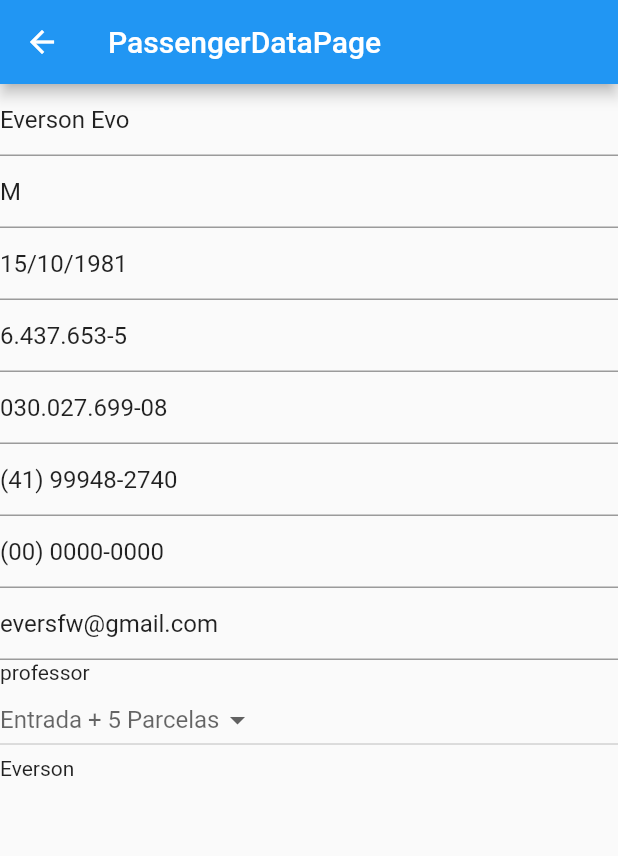
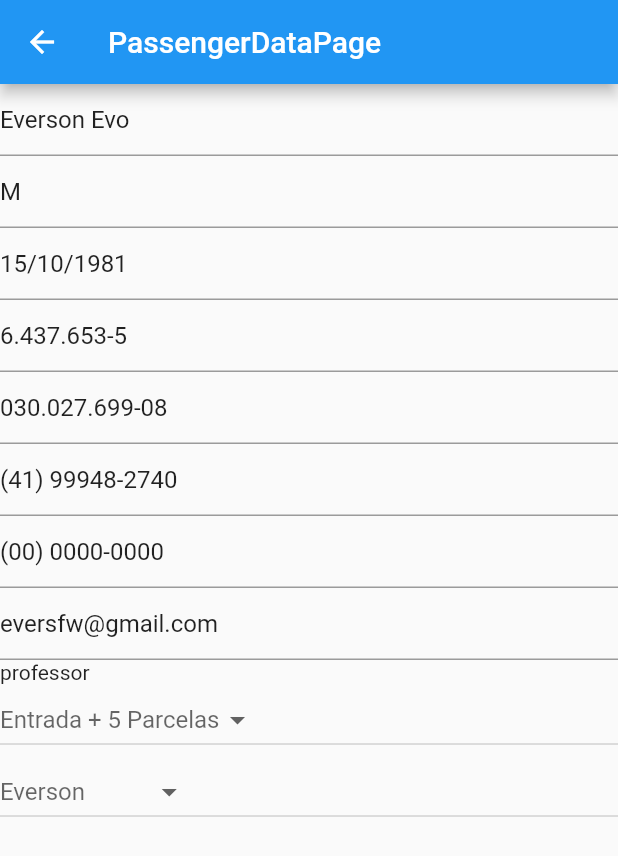
Before and after one commit to eversonevo/controle_viagem, a Flutter app: the PassengerPage screen opened by its route, after a tap on "Everson Evo", on a phone screen of 412 x 824 dp. Shown: the top 856 px of the screen. Run offline on Flutter 3.47's test engine with Material 2 defaults, Android fonts, the phone set to English and light mode, and no system bars; our stand-ins replace get.

Commit message:
fazer um dropdow separado para cada

```diff
--- a/lib/app/modules/passenger_data/widgets/dropdown_passenger.dart
+++ b/lib/app/modules/passenger_data/widgets/dropdown_passenger.dart
@@ -18,7 +18,7 @@ class DropdownPassenger extends GetView<PassengerDataController> {
                hint: Text(controller.validatePayment(controller.editingController[_index].text)),
                value: controller.selectedValue,
                onChanged: (newValue) {
-               controller.onSelected(newValue!);
+               controller.onSelected(newValue!,1);
                },
                elevation: 10,
                items: [
@@ -46,8 +46,27 @@ class DropdownPassenger extends GetView<PassengerDataController> {
           print('payment');
         }
         if (teste2){
-          print('advisor');
-        }
+return DropdownButton<String>(
+               hint: Text(controller.validatePayment(controller.editingController[_index].text)),
+               value: controller.selectedValue,
+               onChanged: (newValue) {
+               controller.onSelected(newValue!,2);
+               },
+               elevation: 10,
+               items: [
+                 DropdownMenuItem(
+                  child: Text("Normal"),
+                  value: 'Normal',
+                 ),
+                 DropdownMenuItem(
+                   child: Text("Idoso/Criança"),
+                   value: 'Idoso/Criança',
+                 ),
+                 DropdownMenuItem(
+                   child: Text("Professor"),
+                   value: 'Professor',
+                 ),
+              ]);        }
         if (teste3){
           print('tariff');
         }
```
Also changed, not shown: lib/app/modules/passenger_data/passenger_data_controller.dart (+27 -4 lines).
